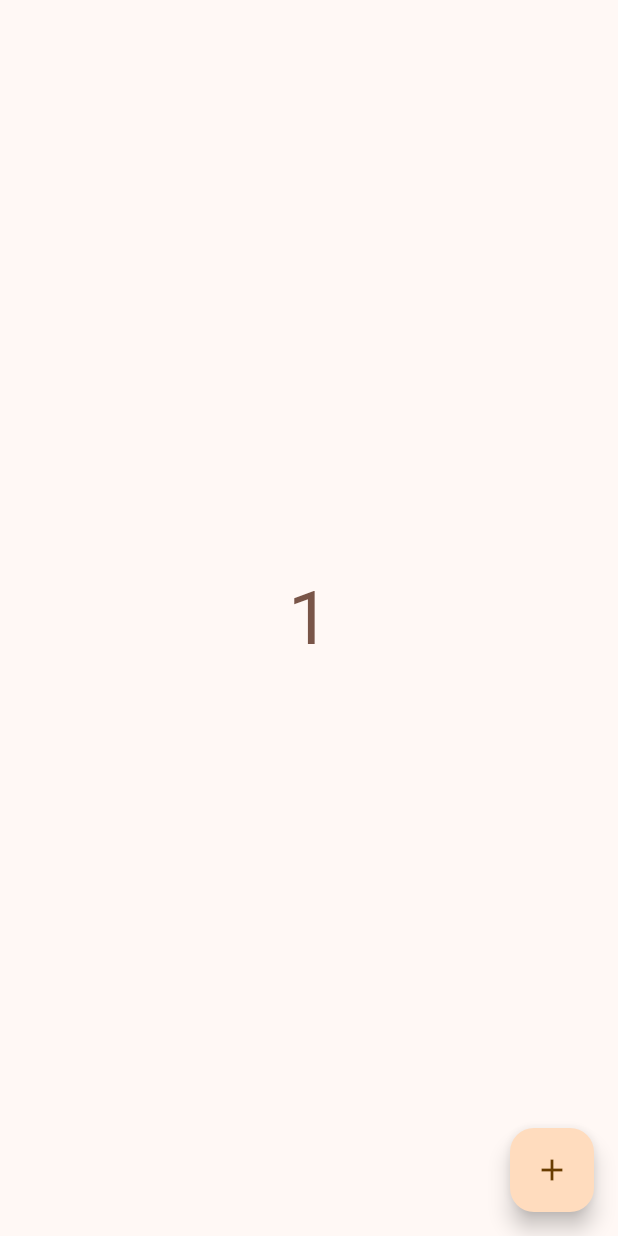
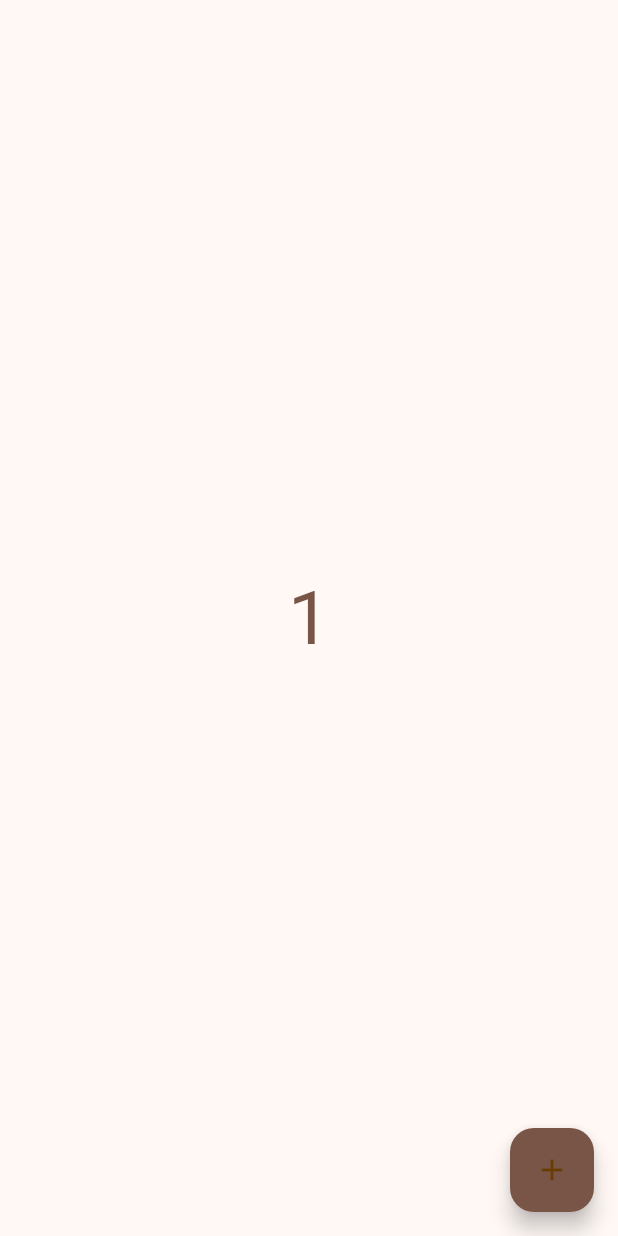
Before and after one commit to AroojAslam/counter_app_using_provider, a Flutter app: the screen it shows after launch, after a tap on the "add" icon, on a phone screen of 412 x 824 dp. Run offline on Flutter 3.47's test engine with Material 2 defaults, Android fonts, the phone set to English and light mode, and no system bars.

Commit message:
update home screen

```diff
--- a/lib/counter_provider.dart
+++ b/lib/counter_provider.dart
@@ -1,6 +1,4 @@
 import 'dart:math';
-
-import 'package:flutter/cupertino.dart';
 import 'package:flutter/material.dart';
 
 class CountProvider with ChangeNotifier{
--- a/lib/home_screen.dart
+++ b/lib/home_screen.dart
@@ -10,22 +10,27 @@ class HomeScreen extends StatelessWidget {
     final countProvider = Provider.of<CountProvider>(context,listen: false);
     return Scaffold(
       body: Center(
-        child: Column(
+        child:Column(
           mainAxisAlignment: MainAxisAlignment.center,
           children: [
             Consumer<CountProvider>(builder: (context, value, child) {
-              return Text(value.count.toString(),style: TextStyle(fontSize: 50,color: Colors.primaries[value.generatedColor]),);
+            return  Text(value.count.toString(),style: TextStyle(
+                fontSize: 50,color: Colors.primaries[value.generatedColor]
+              ),);
             },)
           ],
-        ),
+        )
       ),
-      floatingActionButton: FloatingActionButton(
-        onPressed: (){
-         countProvider.setCount();
-         countProvider.setcolor();
-        },
-        child: Icon(Icons.add),
-      ),
+      floatingActionButton: Consumer<CountProvider>(builder: (context, value, child) {
+        return FloatingActionButton(
+          backgroundColor: Colors.primaries[value.generatedColor],
+          onPressed: (){
+            countProvider.setCount();
+            countProvider.setcolor();
+          },
+          child: Icon(Icons.add),
+        );
+      },)
     );
   }
 }
```
